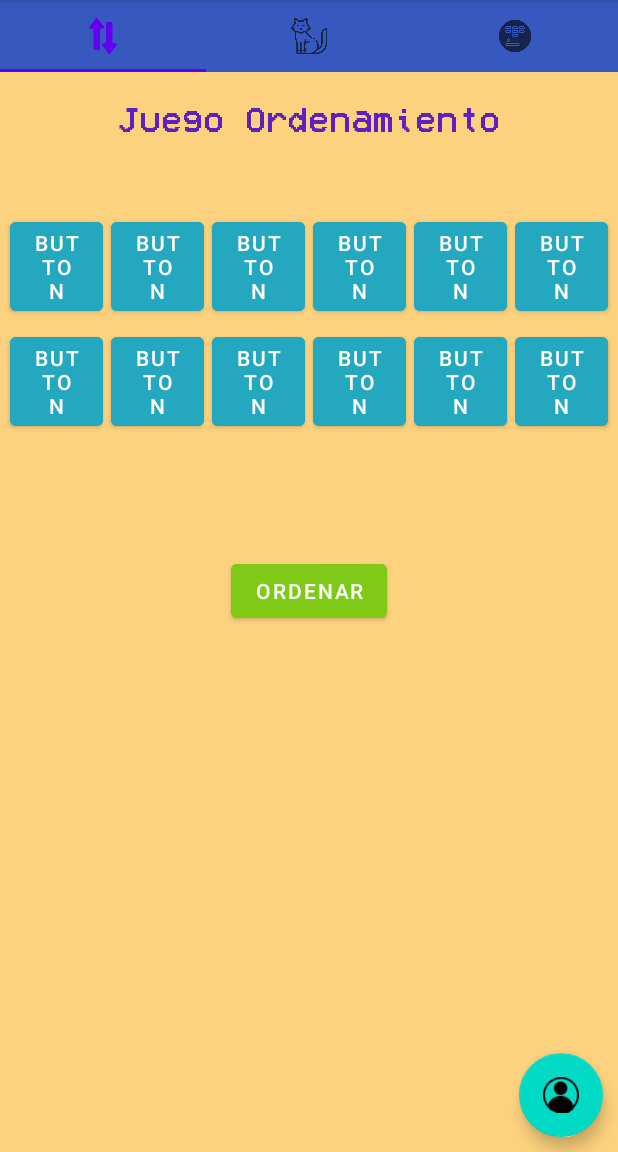
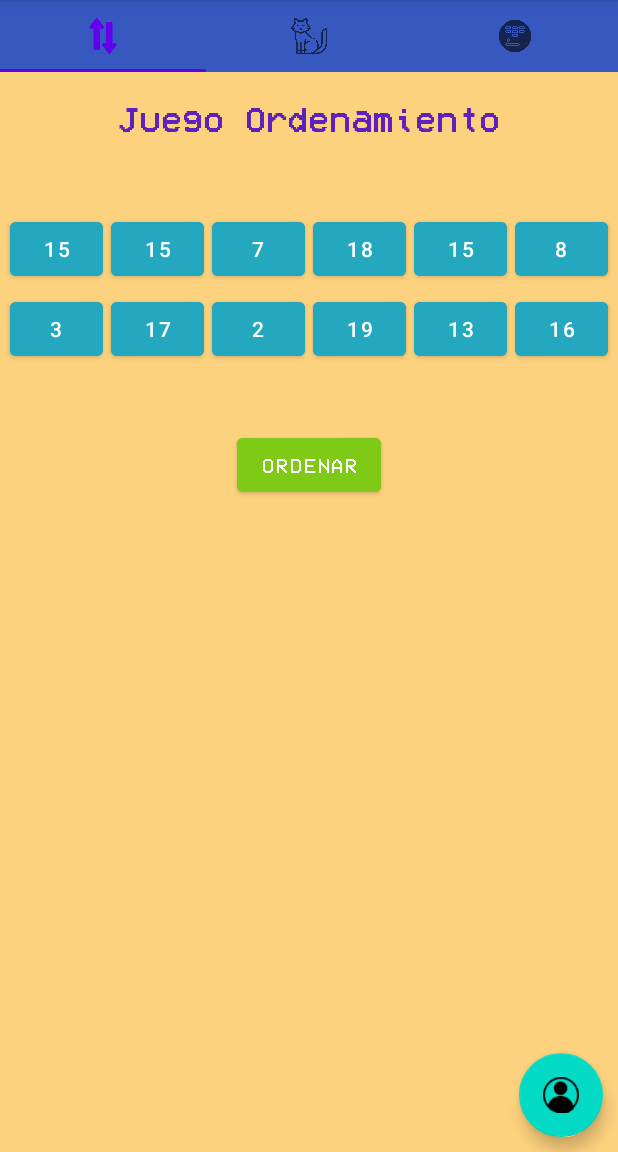
Before and after one commit to miguelaguilarv/TRIOGB, an Android app: the screen it shows after launch once a user with an empty profile is signed in (MainActivity), on a phone screen of 412 x 824 dp, the part 84-1236 px from its top. Run offline under Robolectric (Android 15) with nearby library versions, the light colour scheme and no system bars; our stand-ins replace Firebase (no records; nobody signed in at launch, a user with empty details on screens opened directly).

Commit message:
Ordenamiento 1er nivel: Logica

```diff
--- a/app/src/main/java/com/vocesdelolimpo/triogb/Juegos/OrdenFragment.java
+++ b/app/src/main/java/com/vocesdelolimpo/triogb/Juegos/OrdenFragment.java
@@ -15,6 +15,7 @@ import com.vocesdelolimpo.triogb.R;
 
 import java.util.ArrayList;
 import java.util.Collections;
+import java.util.Random;
 
 
 public class OrdenFragment extends Fragment {
@@ -24,16 +25,66 @@ public class OrdenFragment extends Fragment {
     @Override
     public View onCreateView(LayoutInflater inflater, ViewGroup container,
                              Bundle savedInstanceState) {
+        View v = inflater.inflate(R.layout.fragment_orden,container,false);
+        new Random();
+        ArrayList <Button> botones = new ArrayList<Button>();
+        botones.add(v.findViewById(R.id.btn1));
+        botones.add(v.findViewById(R.id.btn2));
+        botones.add(v.findViewById(R.id.btn3));
+        botones.add(v.findViewById(R.id.btn4));
+        botones.add(v.findViewById(R.id.btn5));
+        botones.add(v.findViewById(R.id.btn6));
+        botones.add(v.findViewById(R.id.btn7));
+        botones.add(v.findViewById(R.id.btn8));
+        botones.add(v.findViewById(R.id.btn9));
+        botones.add(v.findViewById(R.id.btn10));
+        botones.add(v.findViewById(R.id.btn11));
+        botones.add(v.findViewById(R.id.btn12));
 
-
-
-        ArrayList <Button> botones = new ArrayList<Button>();
-
+        final TextView texto = (TextView)v.findViewById(R.id.texto);
         final ArrayList numeros = new ArrayList();
 
+        for(final Button btn:botones){
+            int num = (int) Math.floor(Math.random()*20+1);
+            numeros.add(num);
+            btn.setText(num+"");
+            btn.setOnClickListener(new View.OnClickListener() {
+                @Override
+                public void onClick(View view) {
+                    texto.setText(texto.getText()+" "+btn.getText());
+                    btn.setVisibility(View.INVISIBLE);
 
+                }
+            });
 
-        return inflater.inflate(R.layout.fragment_orden, container, false);
+        }
+        Button validar = (Button)v.findViewById(R.id.btnValidar);
+        validar.setOnClickListener(new View.OnClickListener() {
+            @Override
+            public void onClick(View view) {
+                validarContenido(texto, numeros);
+            }
+        });
+
+        return v;
+    }
+    private void validarContenido(TextView texto, ArrayList numeros){
+
+        final TextView texto2 = (TextView)getView().findViewById(R.id.texto2);
+        Collections.sort(numeros);
+        String cadena="";
+        for (Object num:numeros){
+            cadena+=(int)num+"";
+        }
+        String cadena2 = texto.getText().toString().replaceAll(" ", "");
+        String mensaje = null;
+
+        if (cadena.equals(cadena2)){
+            mensaje = "OK";
+            texto2.setText("Los ordenaste bien");
+        }else{
+            texto2.setText("Nah que ver");
+        }
     }
 
 }
--- a/app/src/main/res/layout/fragment_orden.xml
+++ b/app/src/main/res/layout/fragment_orden.xml
@@ -144,13 +144,19 @@
                 </LinearLayout>
                 <TextView
                     android:id="@+id/texto"
-                    android:layout_width="match_parent"
-                    android:layout_height="77dp"/>
+                    android:layout_width="wrap_content"
+                    android:layout_height="wrap_content"
+                    android:fontFamily="@font/triogb"
+                    android:textSize="18dp"
+                    android:textColor="#0E195A"
+                    android:layout_gravity="center"/>
                 <Button
                     android:id="@+id/btnValidar"
+                    android:layout_marginTop="24dp"
                     android:layout_width="wrap_content"
                     android:layout_height="wrap_content"
                     android:backgroundTint="#7FCA16"
+                    android:fontFamily="@font/triogb"
                     android:layout_gravity="center"
                     android:text="Ordenar"/>
                 <TextView
@@ -158,6 +164,7 @@
                     android:layout_width="wrap_content"
                     android:layout_height="wrap_content"
                     android:layout_marginTop="20dp"
+                    android:fontFamily="@font/triogb"
                     android:layout_gravity="center"
                     />
 
```
